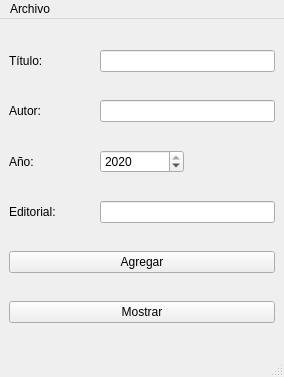
Above: mainwindow.ui from micheldavalos/libros_20A before the change. Below: the same form after it.
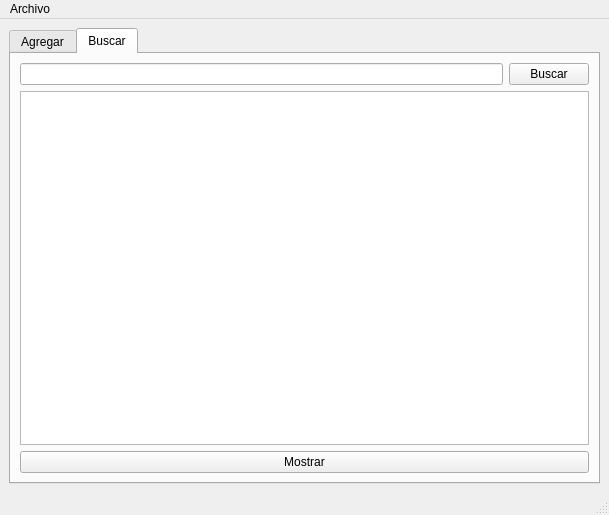
That is the form after the change.

Commit message: se muestran los libros en la tabla

```diff
--- a/mainwindow.ui
+++ b/mainwindow.ui
@@ -6,15 +6,42 @@
    <rect>
     <x>0</x>
     <y>0</y>
-    <width>284</width>
-    <height>377</height>
+    <width>609</width>
+    <height>515</height>
    </rect>
   </property>
   <property name="windowTitle">
    <string>Libros</string>
   </property>
   <widget class="QWidget" name="centralwidget">
+   <layout class="QGridLayout" name="gridLayout_2">
+    <item row="0" column="0">
+     <widget class="QTabWidget" name="tabWidget">
+      <property name="currentIndex">
+       <number>1</number>
+      </property>
+      <widget class="QWidget" name="tab">
+       <attribute name="title">
+        <string>Agregar</string>
+       </attribute>
    <layout class="QGridLayout" name="gridLayout">
+        <item row="0" column="0">
+         <widget class="QLabel" name="label">
+          <property name="text">
+           <string>Título:</string>
+          </property>
+         </widget>
+        </item>
+        <item row="0" column="1">
+         <widget class="QLineEdit" name="titulo"/>
+        </item>
+        <item row="3" column="0">
+         <widget class="QLabel" name="label_4">
+          <property name="text">
+           <string>Editorial:</string>
+          </property>
+         </widget>
+        </item>
     <item row="2" column="1">
      <widget class="QSpinBox" name="year">
       <property name="minimum">
@@ -35,44 +62,23 @@
       </property>
      </widget>
     </item>
-    <item row="4" column="0" colspan="3">
-     <widget class="QPushButton" name="agregar">
-      <property name="text">
-       <string>Agregar</string>
-      </property>
-     </widget>
-    </item>
-    <item row="3" column="0">
-     <widget class="QLabel" name="label_4">
-      <property name="text">
-       <string>Editorial:</string>
-      </property>
-     </widget>
-    </item>
-    <item row="1" column="1" colspan="2">
+        <item row="1" column="1">
      <widget class="QLineEdit" name="autor"/>
     </item>
-    <item row="0" column="0">
-     <widget class="QLabel" name="label">
-      <property name="text">
-       <string>Título:</string>
-      </property>
-     </widget>
-    </item>
-    <item row="2" column="0">
-     <widget class="QLabel" name="label_3">
-      <property name="text">
-       <string>Año:</string>
-      </property>
-     </widget>
-    </item>
-    <item row="3" column="1" colspan="2">
+        <item row="3" column="1">
      <widget class="QLineEdit" name="editorial"/>
     </item>
-    <item row="0" column="1" colspan="2">
-     <widget class="QLineEdit" name="titulo"/>
-    </item>
-    <item row="5" column="0" colspan="3">
+        <item row="4" column="0" colspan="2">
+         <widget class="QPushButton" name="agregar">
+          <property name="text">
+           <string>Agregar</string>
+          </property>
+         </widget>
+        </item>
+        <item row="0" column="2" rowspan="6">
+         <widget class="QPlainTextEdit" name="salida"/>
+        </item>
+        <item row="5" column="0" colspan="2">
      <widget class="QPushButton" name="mostrar">
       <property name="text">
        <string>Mostrar</string>
@@ -81,12 +87,47 @@
     </item>
    </layout>
   </widget>
+      <widget class="QWidget" name="tab_2">
+       <attribute name="title">
+        <string>Buscar</string>
+       </attribute>
+       <layout class="QVBoxLayout" name="verticalLayout">
+        <item>
+         <layout class="QHBoxLayout" name="horizontalLayout">
+          <item>
+           <widget class="QLineEdit" name="lineEdit_buscar"/>
+          </item>
+          <item>
+           <widget class="QPushButton" name="buscar">
+            <property name="text">
+             <string>Buscar</string>
+            </property>
+           </widget>
+          </item>
+         </layout>
+        </item>
+        <item>
+         <widget class="QTableWidget" name="tabla"/>
+        </item>
+        <item>
+         <widget class="QPushButton" name="mostrar_tabla">
+          <property name="text">
+           <string>Mostrar</string>
+          </property>
+         </widget>
+        </item>
+       </layout>
+      </widget>
+     </widget>
+    </item>
+   </layout>
+  </widget>
   <widget class="QMenuBar" name="menubar">
    <property name="geometry">
     <rect>
      <x>0</x>
      <y>0</y>
-     <width>284</width>
+     <width>609</width>
      <height>22</height>
     </rect>
    </property>
```
Left out of the diff: 7 changed lines with no effect on the pictures. Lines whose indentation alone changed are shown as unchanged. The commit also changes 2 other files.
